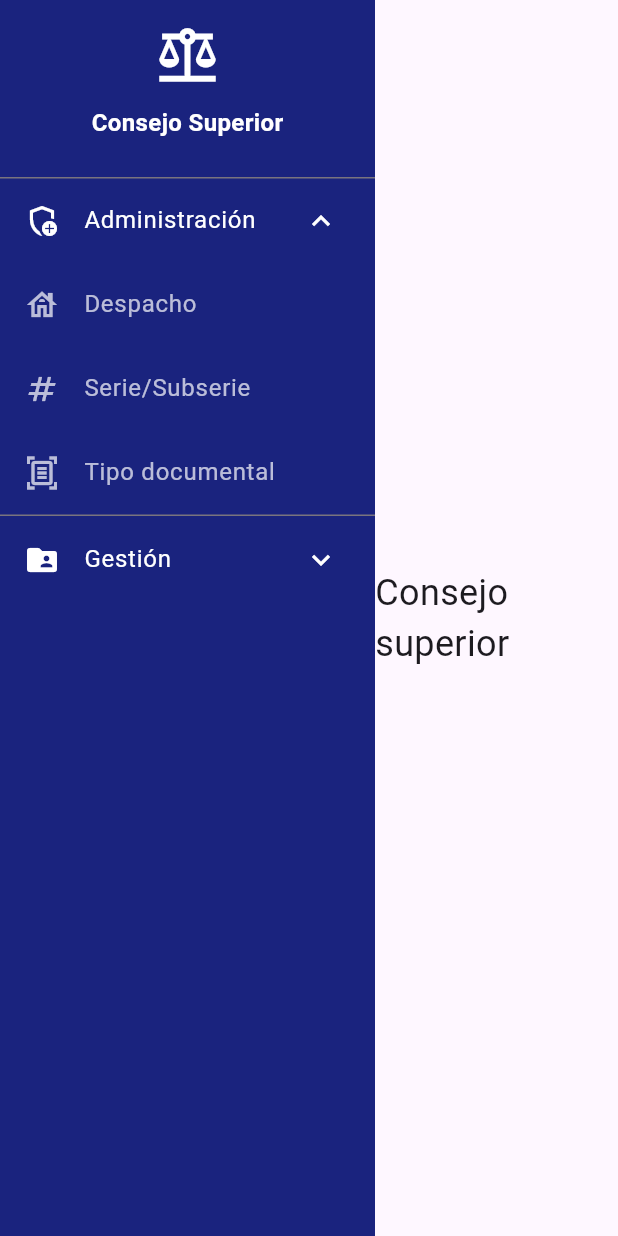
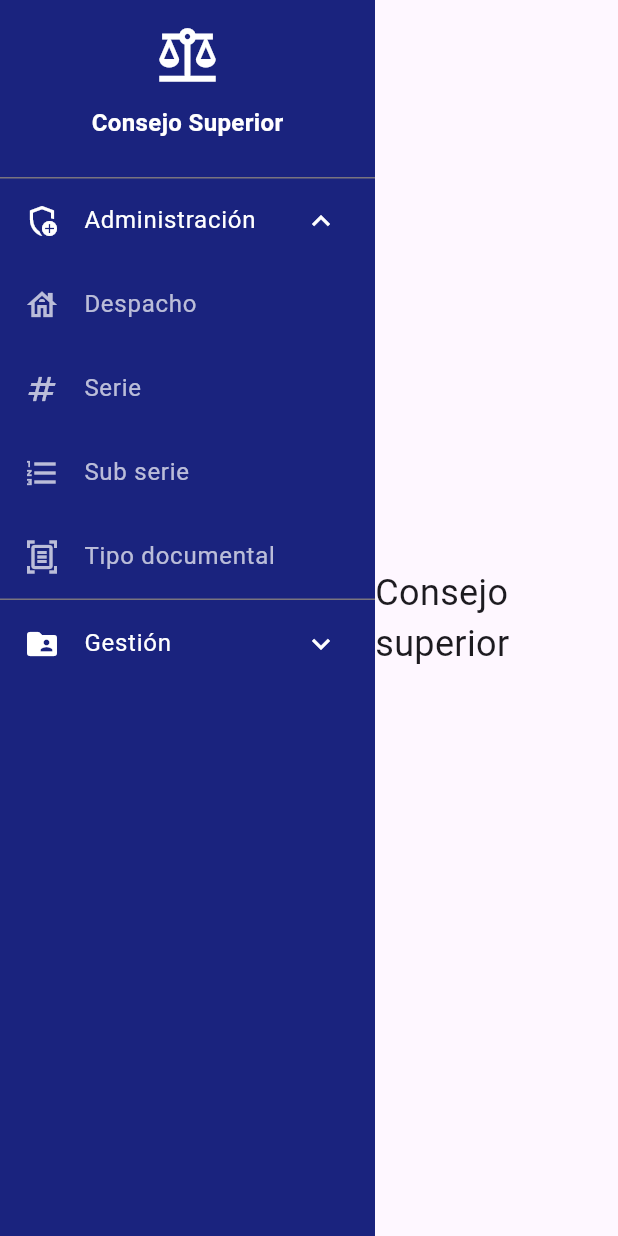
Before and after one commit to pineappledev2003/proyecto_judicial, a Flutter app: the screen it shows after launch, after a tap on "Administración", on a phone screen of 412 x 824 dp. Run offline on Flutter 3.47's test engine with Material 3 defaults, Android fonts, the phone set to English and light mode, and no system bars; drawn by our look-alikes of oktoast; our stand-ins replace google_fonts.

Commit message:
Form de subserie

```diff
--- a/proyecto_uml/lib/view/content/form_serie.dart
+++ b/proyecto_uml/lib/view/content/form_serie.dart
@@ -15,9 +15,7 @@ class FormSerie extends StatefulWidget {
 
 class _FormSerieState extends State<FormSerie> {
   final TextEditingController _codigoSerieController = TextEditingController();
-  final TextEditingController _codigoSubserieController = TextEditingController();
   final TextEditingController _descSerieController = TextEditingController();
-  final TextEditingController _descSubserieController = TextEditingController();
 
   void _handleSubmit() {
     Notificacion.mostrar("Registro guardado correctamente");
@@ -34,8 +32,6 @@ class _FormSerieState extends State<FormSerie> {
           SizedBox(height: 20.0,),
           CustomInput(label: "Código de Serie", controller: _codigoSerieController),
           CustomInput(label: "Descripción de Serie", controller: _descSerieController),
-          CustomInput(label: "Código de Subserie", controller: _codigoSubserieController),
-          CustomInput(label: "Descripción de Subserie", controller: _descSubserieController),
           CustomButton(text: "Registrar", onPressed: _handleSubmit),
         ],
       ),
--- a/proyecto_uml/lib/view/sidebar/sidebar.dart
+++ b/proyecto_uml/lib/view/sidebar/sidebar.dart
@@ -4,6 +4,7 @@ import 'package:proyecto_uml/view/content/form_despacho.dart';
 import 'package:proyecto_uml/view/content/form_documental.dart';
 import 'package:proyecto_uml/view/content/form_registro.dart';
 import 'package:proyecto_uml/view/content/form_serie.dart';
+import 'package:proyecto_uml/view/content/form_subserie.dart';
 import 'package:proyecto_uml/view/sidebar/widgets/sidebar_item.dart';
 import 'package:proyecto_uml/view/sidebar/widgets/siderbar_subitem.dart';
 
@@ -53,9 +54,14 @@ class _SidebarState extends State<Sidebar> {
                 onTap: () => widget.onItemSelected(FormDespacho(title: "Registro de despacho")),
               ),
               SidebarSubItem(
-                title: 'Serie/Subserie',
+                title: 'Serie',
                 icon: Icons.numbers,
-                onTap: () => widget.onItemSelected(FormSerie(title: "Registro de Serie y Subserie")),
+                onTap: () => widget.onItemSelected(FormSerie(title: "Registro de Serie")),
+              ),
+              SidebarSubItem(
+                title: 'Sub serie',
+                icon: Icons.format_list_numbered_sharp,
+                onTap: () => widget.onItemSelected(FormSubSerie(title: "Registro de Subserie")),
               ),
               SidebarSubItem(
                 title: 'Tipo documental',
```
Also changed, not shown: proyecto_uml/lib/view/content/form_subserie.dart (added, +52 -0 lines).
